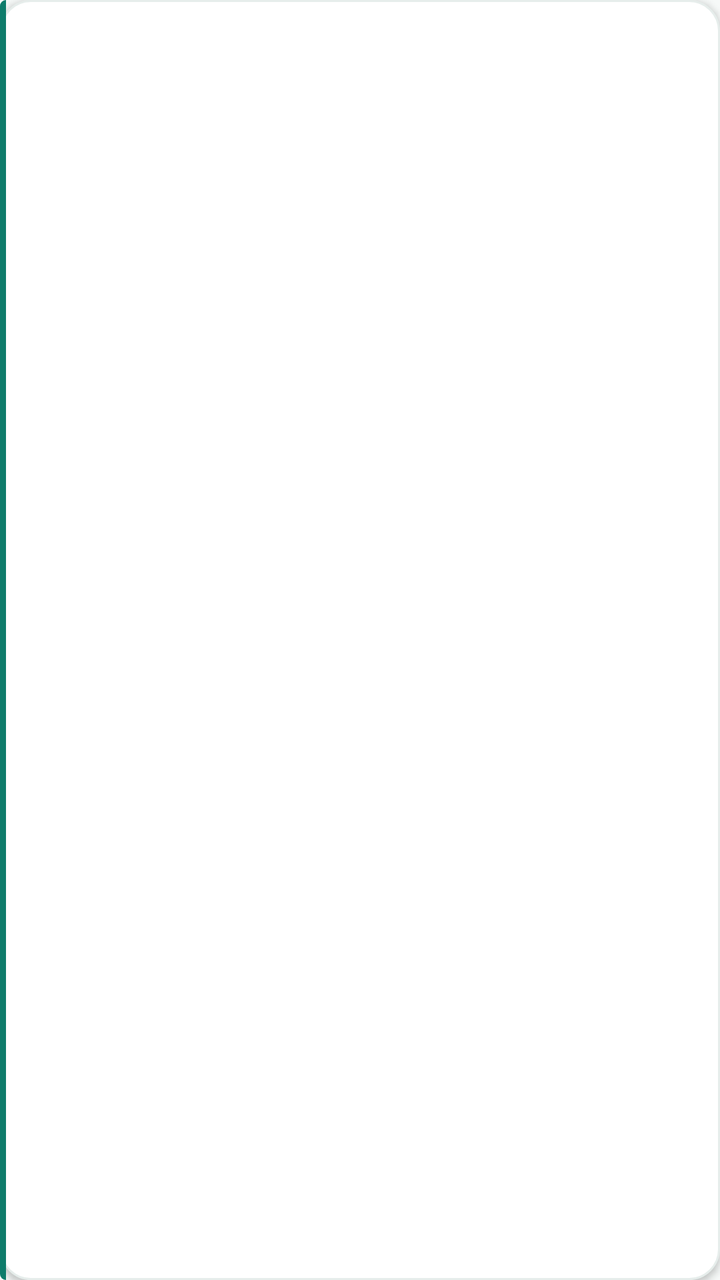
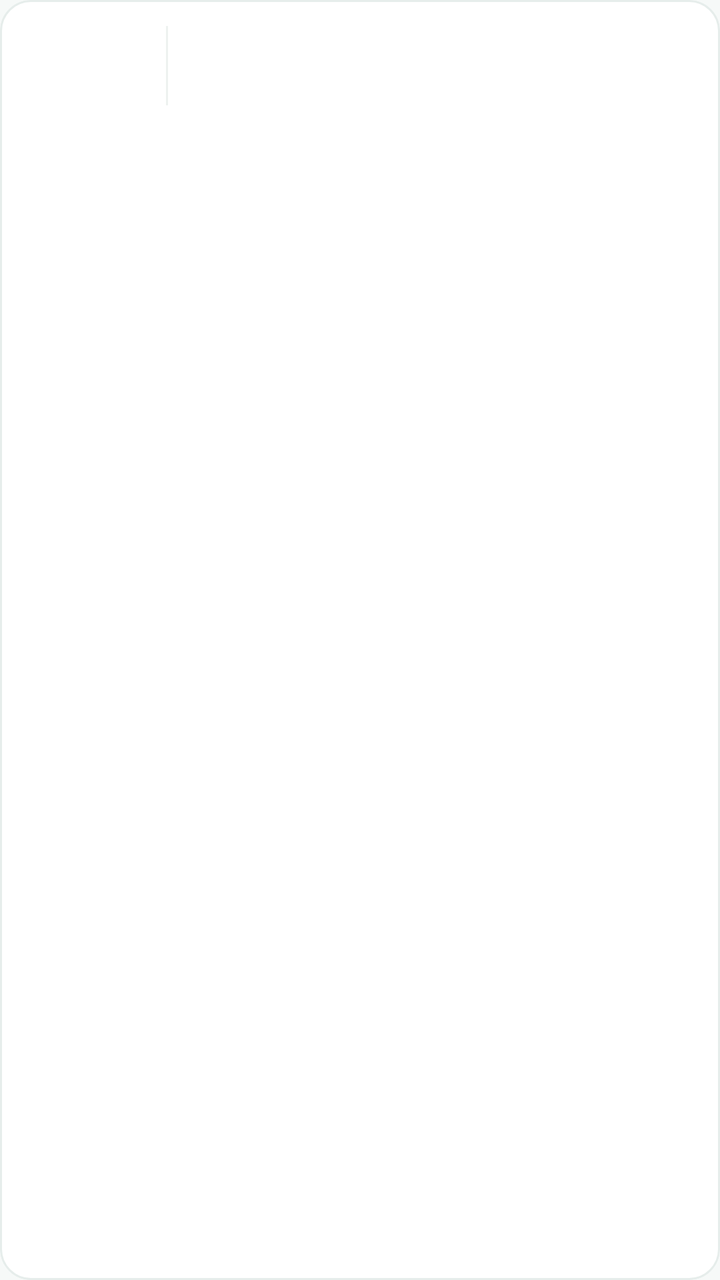

Before-and-after screenshots of an Android layout around one commit, followed by the original layout XML and the change that was made.
<!-- AndroidManifest.xml: application theme Theme.NtfyCalendar -->
<!-- res/layout/item_todo.xml -->
<?xml version="1.0" encoding="utf-8"?>
<LinearLayout xmlns:android="http://schemas.android.com/apk/res/android"
    android:layout_width="match_parent"
    android:layout_height="wrap_content"
    android:layout_marginBottom="10dp"
    android:background="@drawable/bg_card"
    android:elevation="@dimen/elevation_card"
    android:foreground="?android:attr/selectableItemBackground"
    android:orientation="horizontal">

    
    <View
        android:layout_width="3dp"
        android:layout_height="match_parent"
        android:background="@drawable/bg_card_bar" />

    <LinearLayout
        android:layout_width="0dp"
        android:layout_height="wrap_content"
        android:layout_weight="1"
        android:orientation="vertical"
        android:paddingLeft="14dp"
        android:paddingRight="16dp"
        android:paddingTop="13dp"
        android:paddingBottom="13dp">

        <TextView
            android:id="@+id/itemTitle"
            android:layout_width="match_parent"
            android:layout_height="wrap_content"
            android:ellipsize="end"
            android:letterSpacing="0.01"
            android:maxLines="1"
            android:textColor="?attr/bnTextPrimary"
            android:textSize="16sp"
            android:textStyle="bold" />

        <LinearLayout
            android:layout_width="match_parent"
            android:layout_height="wrap_content"
            android:layout_marginTop="5dp"
            android:gravity="center_vertical"
            android:orientation="horizontal">

            <TextView
                android:id="@+id/itemTime"
                android:layout_width="wrap_content"
                android:layout_height="wrap_content"
                android:ellipsize="end"
                android:letterSpacing="0.06"
                android:maxLines="1"
                android:textColor="?attr/bnTextSecondary"
                android:textSize="11sp" />
        </LinearLayout>

        <TextView
            android:id="@+id/itemNote"
            android:layout_width="match_parent"
            android:layout_height="wrap_content"
            android:layout_marginTop="4dp"
            android:ellipsize="end"
            android:lineSpacingExtra="2dp"
            android:maxLines="2"
            android:textColor="?attr/bnTextSecondary"
            android:textSize="12sp" />
    </LinearLayout>
</LinearLayout>
<!-- resources referenced by this layout -->
<resources>
  <dimen name="elevation_card">2dp</dimen>
  <!-- drawable bg_card (drawable) -->
  ﻿<?xml version="1.0" encoding="utf-8"?>
  <shape xmlns:android="http://schemas.android.com/apk/res/android"
      android:shape="rectangle">
      <solid android:color="?attr/bnCard" />
      <corners android:radius="15dp" />
      <stroke
          android:width="1dp"
          android:color="?attr/bnCardEdge" />
  </shape>
  <!-- drawable bg_card_bar (drawable) -->
  <?xml version="1.0" encoding="utf-8"?>
  <shape xmlns:android="http://schemas.android.com/apk/res/android"
      android:shape="rectangle">
      <solid android:color="?attr/bnPrimary" />
      
      <corners
          android:topLeftRadius="15dp"
          android:bottomLeftRadius="15dp"
          android:topRightRadius="0dp"
          android:bottomRightRadius="0dp" />
  </shape>
  <!-- drawable ic_splash_blank (drawable) -->
  <?xml version="1.0" encoding="utf-8"?>
  <shape xmlns:android="http://schemas.android.com/apk/res/android" android:shape="rectangle">
      <solid android:color="@android:color/transparent" />
      <size android:width="1dp" android:height="1dp" />
  </shape>
  <style name="BellnoteWindowAnim" parent="@android:style/Animation.Activity">
          <item name="android:activityOpenEnterAnimation">@anim/act_open_enter</item>
          <item name="android:activityOpenExitAnimation">@anim/act_open_exit</item>
          <item name="android:activityCloseEnterAnimation">@anim/act_close_enter</item>
          <item name="android:activityCloseExitAnimation">@anim/act_close_exit</item>
      </style>
  <color name="primary">#FF0E7C6B</color>
  <color name="primary_dark">#FF0A5A4D</color>
  <color name="text_on_primary">#FFFFFFFF</color>
  <color name="accent">#FFF59E0B</color>
  <color name="window_bg">#FFF6F9F8</color>
  <color name="surface">#FFFFFFFF</color>
  <color name="card_bg">#FFFFFFFF</color>
  <color name="card_stroke">#FFE6EDEB</color>
  <color name="divider">#FFEDF2F0</color>
  <color name="text_primary">#FF0F1A17</color>
  <color name="text_secondary">#FF6B7B76</color>
  <color name="chip_bg">#FFECF6F3</color>
  <color name="icon_bg">#FFF1F5F4</color>
  <color name="danger">#FFC94848</color>
  <color name="ok">#FF2E9E6B</color>
  <color name="warn">#FFD98324</color>
  <color name="muted">#FF9AA5A1</color>
  <color name="nav_bg">#FFFFFFFF</color>
  <color name="ripple">#140E7C6B</color>
  <!-- unchanged entries left out for length: 1 -->
</resources>

<!-- the commit's change to res/layout/item_todo.xml (unified diff, before → after) -->
@@ -1,67 +1,101 @@
 <?xml version="1.0" encoding="utf-8"?>
-<LinearLayout xmlns:android="http://schemas.android.com/apk/res/android"
+<FrameLayout xmlns:android="http://schemas.android.com/apk/res/android"
     android:layout_width="match_parent"
     android:layout_height="wrap_content"
     android:layout_marginBottom="10dp"
     android:background="@drawable/bg_card"
-    android:elevation="@dimen/elevation_card"
-    android:foreground="?android:attr/selectableItemBackground"
-    android:orientation="horizontal">
+    android:clipToOutline="true"
+    android:foreground="?android:attr/selectableItemBackground">
 
     
     <View
-        android:layout_width="3dp"
+        android:id="@+id/itemProgressFill"
+        android:layout_width="match_parent"
         android:layout_height="match_parent"
-        android:background="@drawable/bg_card_bar" />
+        android:background="@drawable/bg_progress_fill"
+        android:scaleX="0"
+        android:transformPivotX="0dp" />
 
     <LinearLayout
-        android:layout_width="0dp"
+        android:layout_width="match_parent"
         android:layout_height="wrap_content"
-        android:layout_weight="1"
-        android:orientation="vertical"
-        android:paddingLeft="14dp"
-        android:paddingRight="16dp"
+        android:gravity="center_vertical"
+        android:orientation="horizontal"
+        android:paddingLeft="15dp"
+        android:paddingRight="15dp"
         android:paddingTop="13dp"
         android:paddingBottom="13dp">
 
-        <TextView
-            android:id="@+id/itemTitle"
-            android:layout_width="match_parent"
+        
+        <LinearLayout
+            android:layout_width="66dp"
             android:layout_height="wrap_content"
-            android:ellipsize="end"
-            android:letterSpacing="0.01"
-            android:maxLines="1"
-            android:textColor="?attr/bnTextPrimary"
-            android:textSize="16sp"
-            android:textStyle="bold" />
-
-        <LinearLayout
-            android:layout_width="match_parent"
-            android:layout_height="wrap_content"
-            android:layout_marginTop="5dp"
-            android:gravity="center_vertical"
-            android:orientation="horizontal">
+            android:orientation="vertical">
 
             <TextView
                 android:id="@+id/itemTime"
-                android:layout_width="wrap_content"
+                android:layout_width="match_parent"
                 android:layout_height="wrap_content"
-                android:ellipsize="end"
-                android:letterSpacing="0.06"
+                android:letterSpacing="0.02"
+                android:maxLines="1"
+                android:textColor="?attr/bnPrimary"
+                android:textSize="16sp"
+                android:textStyle="bold" />
+
+            <TextView
+                android:id="@+id/itemDuration"
+                android:layout_width="match_parent"
+                android:layout_height="wrap_content"
+                android:layout_marginTop="2dp"
                 android:maxLines="1"
                 android:textColor="?attr/bnTextSecondary"
                 android:textSize="11sp" />
+
+            <TextView
+                android:id="@+id/itemProgressLabel"
+                android:layout_width="match_parent"
+                android:layout_height="wrap_content"
+                android:layout_marginTop="4dp"
+                android:maxLines="2"
+                android:textColor="?attr/bnTextSecondary"
+                android:textSize="10sp"
+                android:visibility="gone" />
         </LinearLayout>
 
-        <TextView
-            android:id="@+id/itemNote"
-            android:layout_width="match_parent"
+        <View
+            android:layout_width="1dp"
+            android:layout_height="match_parent"
+            android:layout_marginLeft="2dp"
+            android:layout_marginRight="14dp"
+            android:background="?attr/bnDivider" />
+
+        <LinearLayout
+            android:layout_width="0dp"
             android:layout_height="wrap_content"
-            android:layout_marginTop="4dp"
-            android:ellipsize="end"
-            android:lineSpacingExtra="2dp"
-            android:maxLines="2"
-            android:textColor="?attr/bnTextSecondary"
-            android:textSize="12sp" />
+            android:layout_weight="1"
+            android:orientation="vertical">
+
+            <TextView
+                android:id="@+id/itemTitle"
+                android:layout_width="match_parent"
+                android:layout_height="wrap_content"
+                android:ellipsize="end"
+                android:letterSpacing="0.01"
+                android:maxLines="1"
+                android:textColor="?attr/bnTextPrimary"
+                android:textSize="15sp"
+                android:textStyle="bold" />
+
+            <TextView
+                android:id="@+id/itemNote"
+                android:layout_width="match_parent"
+                android:layout_height="wrap_content"
+                android:layout_marginTop="3dp"
+                android:ellipsize="end"
+                android:lineSpacingExtra="2dp"
+                android:maxLines="2"
+                android:textColor="?attr/bnTextSecondary"
+                android:textSize="12sp" />
+        </LinearLayout>
     </LinearLayout>
-</LinearLayout>
+</FrameLayout>
<!-- resource entries referenced after the edit -->
@@ -1,6 +1,5 @@
 <!-- resources referenced by this layout -->
 <resources>
-  <dimen name="elevation_card">2dp</dimen>
   <!-- drawable bg_card (drawable) -->
   ﻿<?xml version="1.0" encoding="utf-8"?>
   <shape xmlns:android="http://schemas.android.com/apk/res/android"
@@ -11,17 +10,12 @@
           android:width="1dp"
           android:color="?attr/bnCardEdge" />
   </shape>
-  <!-- drawable bg_card_bar (drawable) -->
+  <!-- drawable bg_progress_fill (drawable) -->
   <?xml version="1.0" encoding="utf-8"?>
   <shape xmlns:android="http://schemas.android.com/apk/res/android"
       android:shape="rectangle">
-      <solid android:color="?attr/bnPrimary" />
       
-      <corners
-          android:topLeftRadius="15dp"
-          android:bottomLeftRadius="15dp"
-          android:topRightRadius="0dp"
-          android:bottomRightRadius="0dp" />
+      <solid android:color="#FFFFFFFF" />
   </shape>
   <!-- drawable ic_splash_blank (drawable) -->
   <?xml version="1.0" encoding="utf-8"?>
